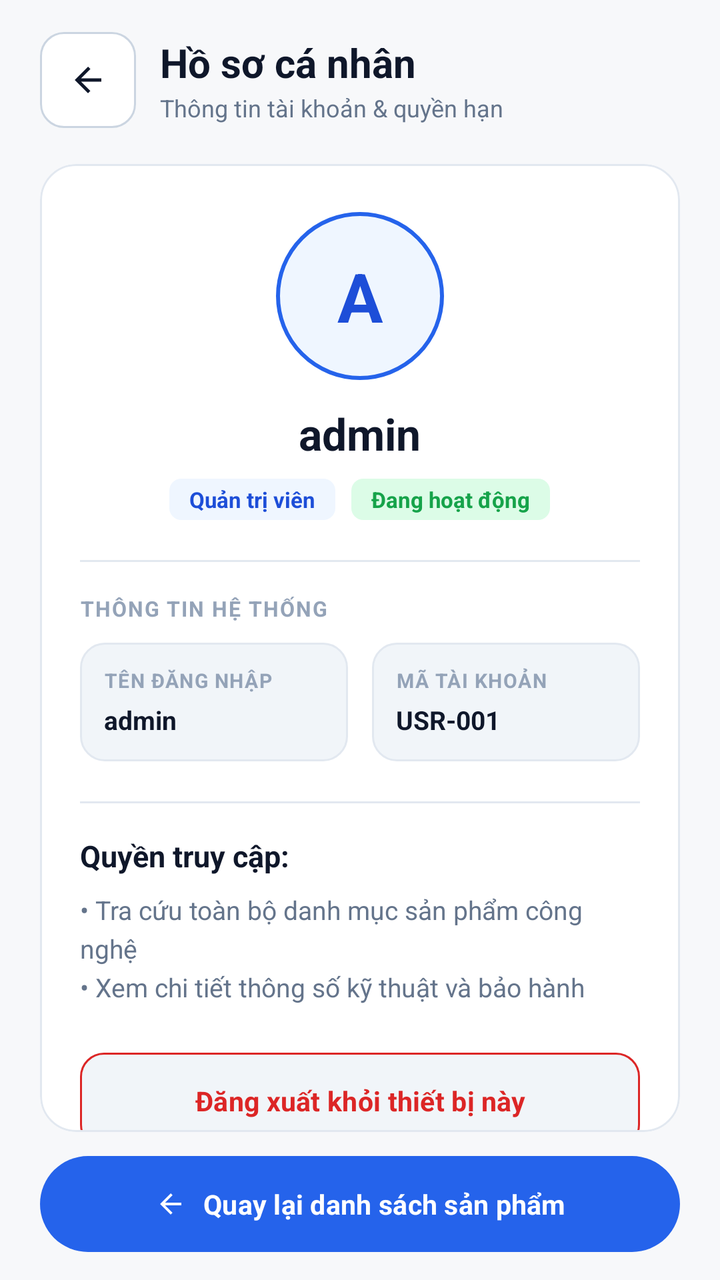
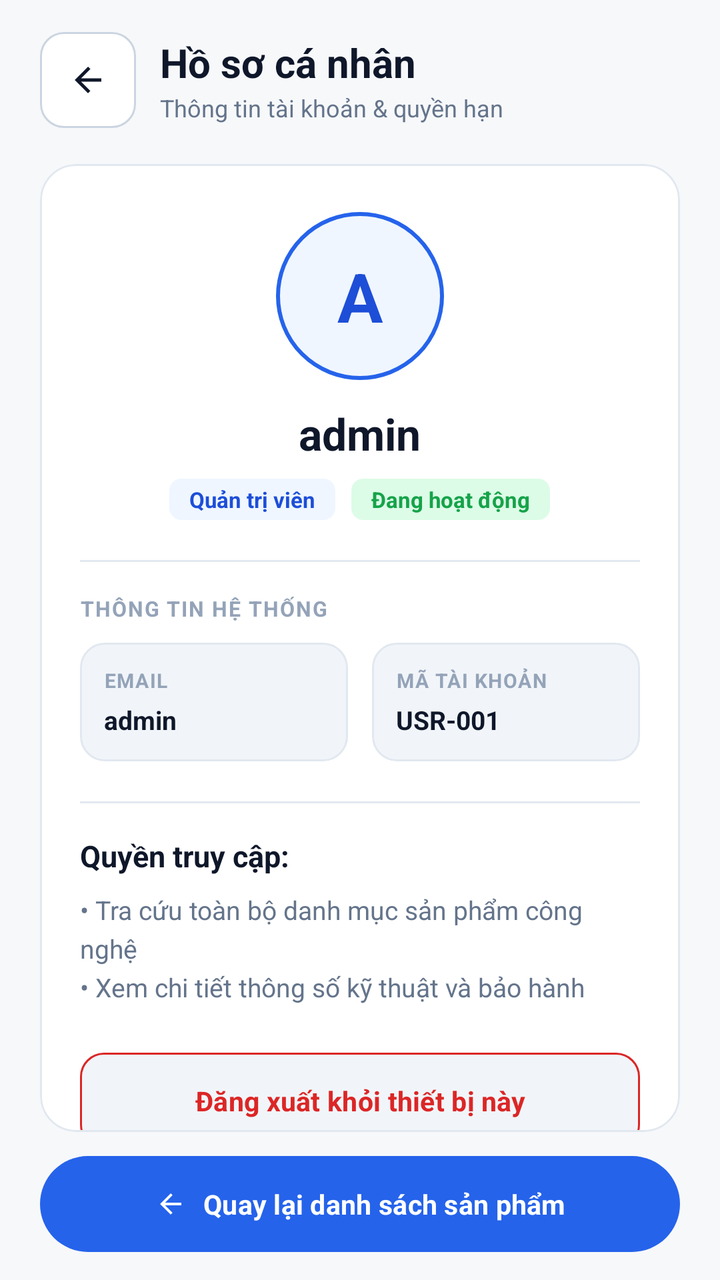

The first picture is an Android layout as it rendered before a commit; the second is the same layout after the commit. The layout source and the unified diff follow.
<!-- AndroidManifest.xml: application theme Theme.MyApplication -->
<!-- res/layout/activity_profile.xml -->
<?xml version="1.0" encoding="utf-8"?>
<LinearLayout xmlns:android="http://schemas.android.com/apk/res/android"
    xmlns:app="http://schemas.android.com/apk/res-auto"
    xmlns:tools="http://schemas.android.com/tools"
    android:id="@+id/rootProfile"
    android:layout_width="match_parent"
    android:layout_height="match_parent"
    android:background="@color/screen_background"
    android:fitsSystemWindows="true"
    android:orientation="vertical"
    android:paddingStart="20dp"
    android:paddingTop="12dp"
    android:paddingEnd="20dp"
    android:paddingBottom="14dp"
    tools:ignore="HardcodedText,TextContrastCheck,TouchTargetSizeCheck">

    <LinearLayout
        android:layout_width="match_parent"
        android:layout_height="wrap_content"
        android:gravity="center_vertical"
        android:orientation="horizontal"
        android:paddingTop="4dp"
        android:paddingBottom="4dp">

        <com.google.android.material.button.MaterialButton
            android:id="@+id/btnBack"
            android:layout_width="48dp"
            android:layout_height="48dp"
            android:clickable="true"
            android:contentDescription="Quay lại"
            android:focusable="true"
            android:insetLeft="0dp"
            android:insetTop="0dp"
            android:insetRight="0dp"
            android:insetBottom="0dp"
            android:minWidth="48dp"
            android:minHeight="48dp"
            android:padding="0dp"
            app:backgroundTint="@color/surface"
            app:cornerRadius="12dp"
            app:icon="@drawable/ic_arrow_left_24"
            app:iconGravity="textStart"
            app:iconPadding="0dp"
            app:iconSize="20dp"
            app:iconTint="@color/ink"
            app:strokeColor="@color/border_strong"
            app:strokeWidth="1dp" />

        <LinearLayout
            android:layout_width="0dp"
            android:layout_height="wrap_content"
            android:layout_marginStart="12dp"
            android:layout_weight="1"
            android:orientation="vertical">

            <TextView
                android:layout_width="wrap_content"
                android:layout_height="wrap_content"
                android:text="Hồ sơ cá nhân"
                android:textColor="@color/ink"
                android:textSize="20sp"
                android:textStyle="bold" />

            <TextView
                android:id="@+id/tvProfileHeaderSubtitle"
                android:layout_width="wrap_content"
                android:layout_height="wrap_content"
                android:layout_marginTop="1dp"
                android:text="Thông tin tài khoản &amp; quyền hạn"
                android:textColor="@color/text_secondary"
                android:textSize="12sp" />
        </LinearLayout>
    </LinearLayout>

    <com.google.android.material.card.MaterialCardView
        android:layout_width="match_parent"
        android:layout_height="0dp"
        android:layout_marginTop="14dp"
        android:layout_marginBottom="12dp"
        android:layout_weight="1"
        app:cardBackgroundColor="@color/surface"
        app:cardCornerRadius="18dp"
        app:cardElevation="0dp"
        app:strokeColor="@color/border"
        app:strokeWidth="1dp">

        <ScrollView
            android:layout_width="match_parent"
            android:layout_height="match_parent"
            android:clipToPadding="false"
            android:overScrollMode="never"
            android:scrollbars="none">

            <LinearLayout
                android:layout_width="match_parent"
                android:layout_height="wrap_content"
                android:gravity="center_horizontal"
                android:orientation="vertical"
                android:padding="20dp">

                <FrameLayout
                    android:layout_width="84dp"
                    android:layout_height="84dp"
                    android:layout_marginTop="4dp"
                    android:background="@drawable/bg_avatar_circle">

                    <TextView
                        android:id="@+id/tvProfileAvatar"
                        android:layout_width="match_parent"
                        android:layout_height="match_parent"
                        android:gravity="center"
                        android:text="A"
                        android:textColor="@color/primary_dark"
                        android:textSize="34sp"
                        android:textStyle="bold" />
                </FrameLayout>

                <TextView
                    android:id="@+id/tvProfileUsername"
                    android:layout_width="wrap_content"
                    android:layout_height="wrap_content"
                    android:layout_marginTop="12dp"
                    android:text="admin"
                    android:textColor="@color/ink"
                    android:textSize="22sp"
                    android:textStyle="bold" />

                <LinearLayout
                    android:layout_width="wrap_content"
                    android:layout_height="wrap_content"
                    android:layout_marginTop="8dp"
                    android:gravity="center"
                    android:orientation="horizontal">

                    <TextView
                        android:id="@+id/tvProfileRoleBadge"
                        android:layout_width="wrap_content"
                        android:layout_height="wrap_content"
                        android:background="@drawable/bg_badge_primary"
                        android:paddingStart="10dp"
                        android:paddingTop="3dp"
                        android:paddingEnd="10dp"
                        android:paddingBottom="3dp"
                        android:text="Quản trị viên"
                        android:textColor="@color/primary_dark"
                        android:textSize="11sp"
                        android:textStyle="bold" />

                    <TextView
                        android:id="@+id/tvProfileStatusBadge"
                        android:layout_width="wrap_content"
                        android:layout_height="wrap_content"
                        android:layout_marginStart="8dp"
                        android:background="@drawable/bg_badge_success"
                        android:paddingStart="10dp"
                        android:paddingTop="3dp"
                        android:paddingEnd="10dp"
                        android:paddingBottom="3dp"
                        android:text="Đang hoạt động"
                        android:textColor="@color/success"
                        android:textSize="11sp"
                        android:textStyle="bold" />
                </LinearLayout>

                <View
                    android:layout_width="match_parent"
                    android:layout_height="1dp"
                    android:layout_marginTop="20dp"
                    android:layout_marginBottom="16dp"
                    android:background="@color/border" />

                <TextView
                    android:layout_width="match_parent"
                    android:layout_height="wrap_content"
                    android:letterSpacing="0.06"
                    android:text="THÔNG TIN HỆ THỐNG"
                    android:textColor="@color/text_tertiary"
                    android:textSize="10.5sp"
                    android:textStyle="bold" />

                <LinearLayout
                    android:layout_width="match_parent"
                    android:layout_height="wrap_content"
                    android:layout_marginTop="10dp"
                    android:orientation="horizontal">

                    <LinearLayout
                        android:layout_width="0dp"
                        android:layout_height="wrap_content"
                        android:layout_marginEnd="6dp"
                        android:layout_weight="1"
                        android:background="@drawable/bg_spec_box"
                        android:orientation="vertical"
                        android:padding="12dp">

                        <TextView
                            android:layout_width="wrap_content"
                            android:layout_height="wrap_content"
                            android:letterSpacing="0.05"
                            android:text="TÊN ĐĂNG NHẬP"
                            android:textColor="@color/text_tertiary"
                            android:textSize="10sp"
                            android:textStyle="bold" />

                        <TextView
                            android:id="@+id/tvProfileUserValue"
                            android:layout_width="wrap_content"
                            android:layout_height="wrap_content"
                            android:layout_marginTop="4dp"
                            android:text="admin"
                            android:textColor="@color/ink"
                            android:textSize="13sp"
                            android:textStyle="bold" />
                    </LinearLayout>

                    <LinearLayout
                        android:layout_width="0dp"
                        android:layout_height="wrap_content"
                        android:layout_marginStart="6dp"
                        android:layout_weight="1"
                        android:background="@drawable/bg_spec_box"
                        android:orientation="vertical"
                        android:padding="12dp">

                        <TextView
                            android:layout_width="wrap_content"
                            android:layout_height="wrap_content"
                            android:letterSpacing="0.05"
                            android:text="MÃ TÀI KHOẢN"
                            android:textColor="@color/text_tertiary"
                            android:textSize="10sp"
                            android:textStyle="bold" />

                        <TextView
                            android:id="@+id/tvProfileIdValue"
                            android:layout_width="wrap_content"
                            android:layout_height="wrap_content"
                            android:layout_marginTop="4dp"
                            android:text="USR-001"
                            android:textColor="@color/ink"
                            android:textSize="13sp"
                            android:textStyle="bold" />
                    </LinearLayout>
                </LinearLayout>

                <View
                    android:layout_width="match_parent"
                    android:layout_height="1dp"
                    android:layout_marginTop="20dp"
                    android:layout_marginBottom="16dp"
                    android:background="@color/border" />

                <TextView
                    android:layout_width="match_parent"
                    android:layout_height="wrap_content"
                    android:text="Quyền truy cập:"
                    android:textColor="@color/ink"
                    android:textSize="15sp"
                    android:textStyle="bold" />

                <TextView
                    android:id="@+id/tvProfilePermissions"
                    android:layout_width="match_parent"
                    android:layout_height="wrap_content"
                    android:layout_marginTop="8dp"
                    android:lineSpacingExtra="4dp"
                    android:text="• Tra cứu toàn bộ danh mục sản phẩm công nghệ\n• Xem chi tiết thông số kỹ thuật và bảo hành"
                    android:textColor="@color/text_secondary"
                    android:textSize="13sp" />

                <com.google.android.material.button.MaterialButton
                    android:id="@+id/btnLogoutProfile"
                    android:layout_width="match_parent"
                    android:layout_height="48dp"
                    android:layout_marginTop="24dp"
                    android:insetLeft="0dp"
                    android:insetTop="0dp"
                    android:insetRight="0dp"
                    android:insetBottom="0dp"
                    android:minWidth="48dp"
                    android:minHeight="48dp"
                    android:text="Đăng xuất khỏi thiết bị này"
                    android:textAllCaps="false"
                    android:textColor="@color/danger"
                    android:textSize="13.5sp"
                    android:textStyle="bold"
                    app:backgroundTint="@color/surface_subtle"
                    app:cornerRadius="12dp"
                    app:strokeColor="@color/danger"
                    app:strokeWidth="1dp" />

            </LinearLayout>
        </ScrollView>
    </com.google.android.material.card.MaterialCardView>

    <com.google.android.material.button.MaterialButton
        android:id="@+id/btnBackToListBottom"
        android:layout_width="match_parent"
        android:layout_height="48dp"
        android:insetLeft="0dp"
        android:insetTop="0dp"
        android:insetRight="0dp"
        android:insetBottom="0dp"
        android:minWidth="48dp"
        android:minHeight="48dp"
        android:text="Quay lại danh sách sản phẩm"
        android:textAllCaps="false"
        android:textColor="@color/white"
        android:textSize="13.5sp"
        android:textStyle="bold"
        app:backgroundTint="@color/primary"
        app:cornerRadius="24dp"
        app:icon="@drawable/ic_arrow_left_24"
        app:iconGravity="textStart"
        app:iconPadding="8dp"
        app:iconSize="16dp"
        app:iconTint="@color/white" />

</LinearLayout>
<!-- resources referenced by this layout -->
<resources>
  <color name="border">#E2E8F0</color>
  <color name="border_strong">#CBD5E1</color>
  <color name="danger">#DC2626</color>
  <color name="ink">#0F172A</color>
  <color name="primary">#2563EB</color>
  <color name="primary_dark">#1D4ED8</color>
  <color name="screen_background">#F7F8FA</color>
  <color name="success">#16A34A</color>
  <color name="surface">#FFFFFFFF</color>
  <color name="surface_subtle">#F1F5F9</color>
  <color name="text_secondary">#64748B</color>
  <color name="text_tertiary">#94A3B8</color>
  <color name="white">#FFFFFFFF</color>
  <!-- drawable bg_avatar_circle (drawable) -->
  <?xml version="1.0" encoding="utf-8"?>
  <shape xmlns:android="http://schemas.android.com/apk/res/android" android:shape="oval">
      <solid android:color="@color/primary_soft" />
      <stroke android:width="2dp" android:color="@color/primary" />
  </shape>
  <!-- drawable bg_badge_primary (drawable) -->
  <?xml version="1.0" encoding="utf-8"?>
  <shape xmlns:android="http://schemas.android.com/apk/res/android" android:shape="rectangle">
      <solid android:color="@color/primary_soft" />
      <corners android:radius="6dp" />
  </shape>
  <!-- drawable bg_badge_success (drawable) -->
  <?xml version="1.0" encoding="utf-8"?>
  <shape xmlns:android="http://schemas.android.com/apk/res/android" android:shape="rectangle">
      <solid android:color="#DCFCE7" />
      <corners android:radius="6dp" />
  </shape>
  <!-- drawable bg_spec_box (drawable) -->
  <?xml version="1.0" encoding="utf-8"?>
  <shape xmlns:android="http://schemas.android.com/apk/res/android" android:shape="rectangle">
      <solid android:color="@color/surface_subtle" />
      <stroke android:width="1dp" android:color="@color/border" />
      <corners android:radius="12dp" />
  </shape>
  <!-- drawable ic_arrow_left_24 (drawable) -->
  <?xml version="1.0" encoding="utf-8"?>
  <vector xmlns:android="http://schemas.android.com/apk/res/android" android:width="24dp" android:height="24dp" android:viewportWidth="24" android:viewportHeight="24">
      <path android:fillColor="#FF0F172A" android:pathData="M20,11H7.83l5.59,-5.59L12,4l-8,8 8,8 1.41,-1.41L7.83,13H20v-2z" />
  </vector>
  <style name="Theme.MyApplication" parent="Base.Theme.MyApplication" />
  <color name="primary_soft">#EFF6FF</color>
  <style name="Base.Theme.MyApplication" parent="Theme.Material3.Light.NoActionBar">
          <item name="colorPrimary">@color/primary</item>
          <item name="colorOnPrimary">@color/white</item>
          <item name="colorSurface">@color/surface</item>
          <item name="android:fontFamily">sans-serif</item>
          <item name="android:windowLightStatusBar">true</item>
          <item name="android:statusBarColor">@color/screen_background</item>
          <item name="android:navigationBarColor">@color/screen_background</item>
          <item name="android:windowLightNavigationBar" tools:targetApi="27">true</item>
          <item name="android:windowActionModeOverlay">true</item>
      </style>
</resources>

<!-- the commit's change to res/layout/activity_profile.xml (unified diff, before → after) -->
@@ -197,7 +197,7 @@
                             android:layout_width="wrap_content"
                             android:layout_height="wrap_content"
                             android:letterSpacing="0.05"
-                            android:text="TÊN ĐĂNG NHẬP"
+                            android:text="EMAIL"
                             android:textColor="@color/text_tertiary"
                             android:textSize="10sp"
                             android:textStyle="bold" />
